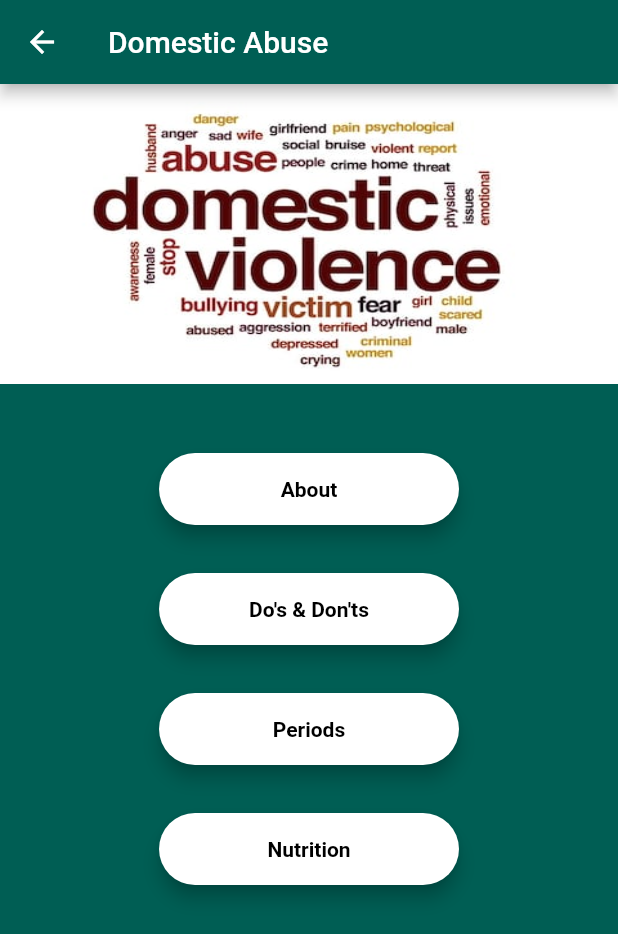
After one commit to team5official/Womens-Health, a Flutter app: the screen it shows after launch, after a tap on "Domestic Abuse", on a phone screen of 412 x 824 dp. The commit adds this screen. Shown: the top 934 px of the screen. Run offline on Flutter 3.47's test engine with Material 2 defaults, Android fonts, the phone set to English and light mode, and no system bars; our stand-ins replace cloud_firestore, firebase_auth, font_awesome_flutter, webview_flutter; accounts and stored records are empty; network calls fail.

```diff
--- /dev/null
+++ b/lib/domestic_abuse.dart
@@ -0,0 +1,110 @@
+import 'package:flutter/material.dart';
+import 'package:pt/components/round_button.dart';
+import 'package:pt/final_domestic_abuse.dart';
+
+class Domestic_Abuse extends StatelessWidget {
+  Domestic_Abuse({this.imagefromD});
+  final imagefromD;
+
+  @override
+  Widget build(BuildContext context) {
+    return Scaffold(
+      backgroundColor: Color(0xff005e54),
+      appBar: AppBar(
+        backgroundColor: Color(0xff005e54),
+        title: Text(
+          'Domestic Abuse',
+        ),
+      ),
+      body: ListView(children: <Widget>[
+        Column(
+          children: <Widget>[
+            Container(
+              height: 200,
+              decoration: BoxDecoration(
+                image: DecorationImage(
+                  fit: BoxFit.fill,
+                  image: AssetImage(
+                    imagefromD,
+                    //'images/mentalHealth.png',
+                  ),
+                ),
+              ),
+            ),
+            Container(
+              child: Padding(
+                padding: EdgeInsets.symmetric(vertical: 30.0, horizontal: 0),
+                child: Column(
+                  children: <Widget>[
+                    RoundButton(
+                      text: 'About',
+                      onPress: () {
+                        Navigator.push(
+                            (context),
+                            MaterialPageRoute(
+                              builder: (context) => Final_Domestic_Abuse(
+                                titleText: 'About',
+                                documentNum: 0,
+                                fieldName: 'About',
+                                topicTitle:
+                                    'Brief Information About Domestic Violence',
+                              ),
+                            ));
+                      },
+                    ),
+                    RoundButton(
+                      text: "Do's & Don'ts",
+                      onPress: () {
+                        Navigator.push(
+                            context,
+                            MaterialPageRoute(
+                              builder: (context) => Final_Domestic_Abuse(
+                                titleText: "Do's & Don'ts",
+                                documentNum: 0,
+                                fieldName: "Do's & Don'ts",
+                                topicTitle:
+                                    "Do's & Don'ts About Domestic Violence",
+                              ),
+                            ));
+                      },
+                    ),
+                    RoundButton(
+                      text: 'Periods',
+                      onPress: () {
+                        Navigator.push(
+                            context,
+                            MaterialPageRoute(
+                              builder: (context) => Final_Domestic_Abuse(
+                                titleText: 'Know More',
+                                documentNum: 0,
+                                fieldName: 'Know More',
+                                topicTitle: 'Know More About Domestic Violence',
+                              ),
+                            ));
+                      },
+                    ),
+                    RoundButton(
+                      text: 'Nutrition',
+                      onPress: () {
+                        Navigator.push(
+                            context,
+                            MaterialPageRoute(
+                              builder: (context) => Final_Domestic_Abuse(
+                                titleText: 'Report',
+                                documentNum: 0,
+                                fieldName: 'Report',
+                                topicTitle: 'Report',
+                              ),
+                            ));
+                      },
+                    ),
+                  ],
+                ),
+              ),
+            ),
+          ],
+        ),
+      ]),
+    );
+  }
+}
--- a/lib/home.dart
+++ b/lib/home.dart
@@ -1,4 +1,5 @@
 import 'package:flutter/material.dart';
+import 'package:pt/domestic_abuse.dart';
 import 'package:pt/signup.dart';
 import 'signin.dart';
 import 'various_tabs.dart';
@@ -71,7 +72,7 @@ class _HomeScreenState extends State<HomeScreen> {
                       builder: (context) => VariousTabs(
                         image: 'images/mentalHealth.png',
                         text: 'Mental Health',
-                        docfromhome: 1,
+                        docfromhome: 2,
                       ),
                     ),
                   );
@@ -84,7 +85,7 @@ class _HomeScreenState extends State<HomeScreen> {
                       builder: (context) => VariousTabs(
                         image: 'images/pregnancy.jpeg',
                         text: 'Pregnancy',
-                        docfromhome: 5,
+                        docfromhome: 6,
                       ),
                     ),
                   );
@@ -103,7 +104,7 @@ class _HomeScreenState extends State<HomeScreen> {
                       builder: (context) => VariousTabs(
                         image: 'images/periodD.jpeg',
                         text: 'Periods',
-                        docfromhome: 4,
+                        docfromhome: 5,
                       ),
                     ),
                   );
@@ -116,7 +117,7 @@ class _HomeScreenState extends State<HomeScreen> {
                       builder: (context) => VariousTabs(
                         image: 'images/Nutrition.jpeg',
                         text: 'Nutrition',
-                        docfromhome: 3,
+                        docfromhome: 4,
                       ),
                     ),
                   );
@@ -124,17 +125,16 @@ class _HomeScreenState extends State<HomeScreen> {
                 },
               ),
               ModifiedContainer(
-                image1: 'images/GeneralH.png',
-                text1: 'General Health',
+                image1: 'images/domesticV.jpg',
+                text1: 'Domestic Abuse',
                 image2: 'images/Report.png',
                 text2: 'Independent',
                 route1: () {
                   Navigator.push(
                     context,
                     MaterialPageRoute(
-                      builder: (context) => VariousTabs(
-                        image: 'images/GeneralHealthD.jpg',
-                        text: 'General Health',
+                      builder: (context) => Domestic_Abuse(
+                        imagefromD: 'images/domesticVhome.jpg',
                       ),
                     ),
                   );
--- a/pubspec.yaml
+++ b/pubspec.yaml
@@ -32,6 +32,8 @@ dependencies:
   cloud_firestore: ^0.13.7
   firebase_auth: ^0.16.1
   font_awesome_flutter: ^8.8.1
+  http: ^0.12.2
+  webview_flutter: ^0.3.22+1
 
 dev_dependencies:
   flutter_test:
```
Also changed, not shown: lib/ArticleModel.dart (added, +16 -0 lines), lib/News.dart (added, +115 -0 lines), lib/NewsArticle.dart (added, +29 -0 lines), lib/components/drawer.dart (+20 -4 lines), lib/final_domestic_abuse.dart (added, +82 -0 lines), lib/final_myth_busters.dart (added, +82 -0 lines), lib/myth_busters.dart (added, +95 -0 lines), lib/webView.dart (added, +35 -0 lines), images/GeneralH.png (deleted), images/GeneralHealthD.jpg (deleted), images/domesticV.jpg (added), images/domesticVhome.jpg (added), pubspec.lock, 2 other files.
